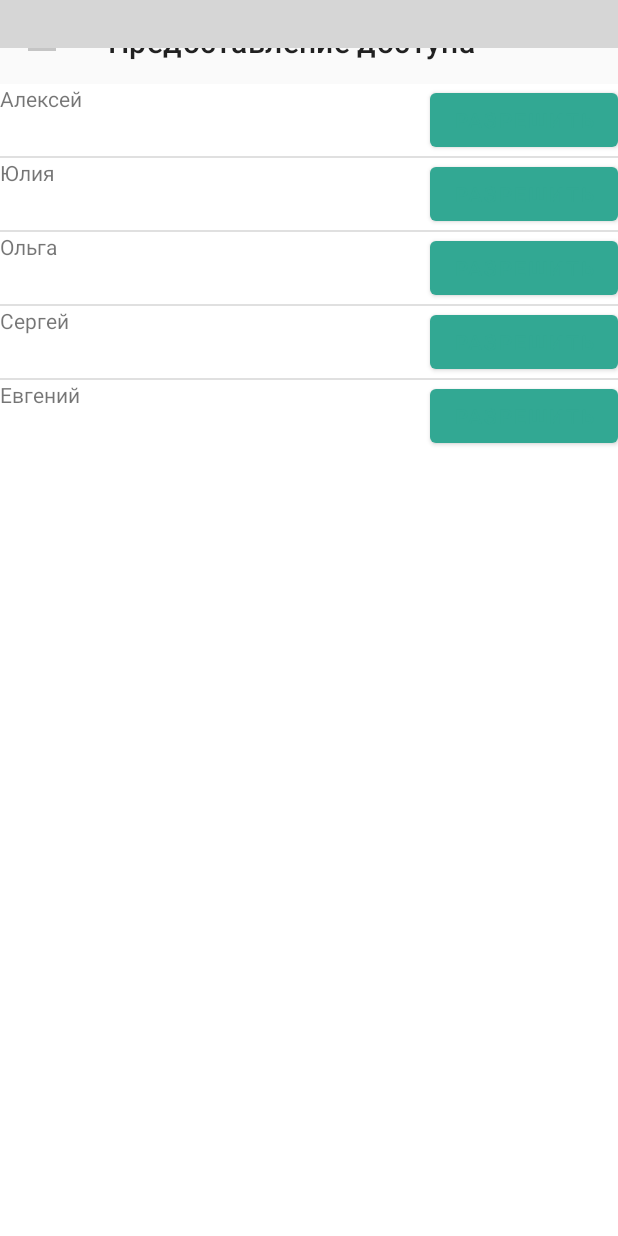
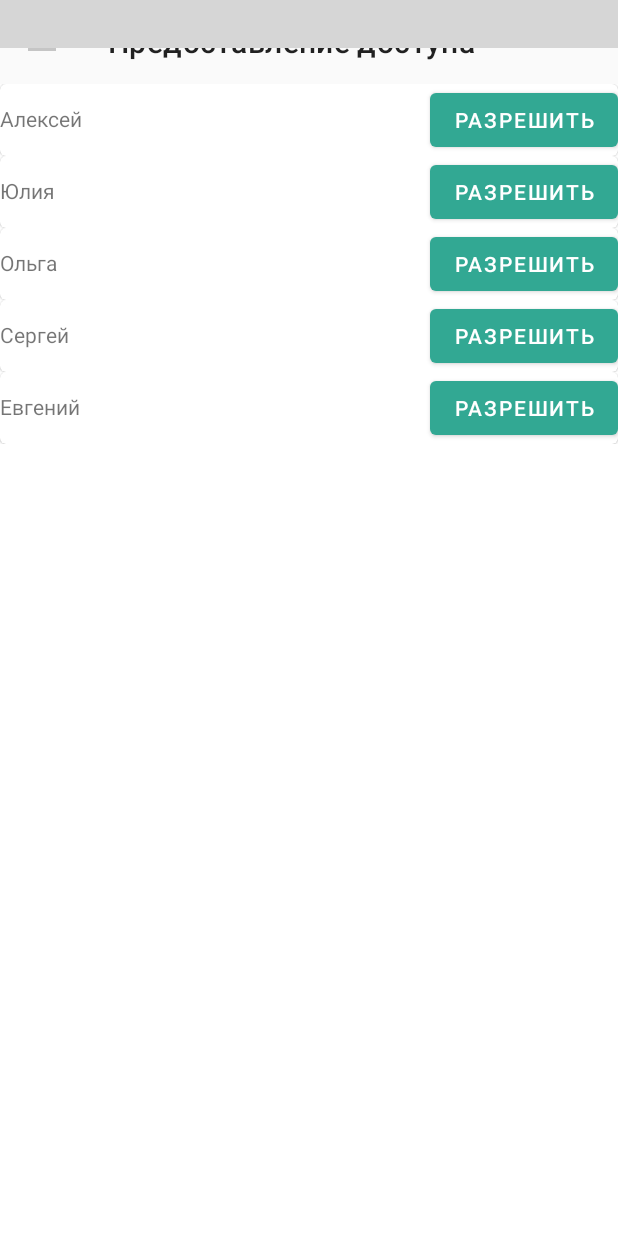
Before and after one commit to Julia5548/CasePlanning, an Android app: the screen it shows after launch once a user with an empty profile is signed in (MainWindowCasePlanning), in the side drawer, after a tap on "Доступ", on a phone screen of 412 x 824 dp. Run offline under Robolectric (Android 15) with nearby library versions, the phone set to English and light mode, and no system bars; our stand-ins replace ButterKnife, Firebase (no records; nobody signed in at launch, a user with empty details on screens opened directly), RxJava; libraries missing offline, so code that uses them is left out: com.androidhuman.rxfirebase2, com.miguelcatalan.materialsearchview, com.shrikanthravi.collapsiblecalendarview; plain views replace MaterialSearchView; 18 statements that could not run were skipped; grey boxes are pictures that could not be loaded.

Commit message:
переход с listview на recyclerview на странице "Группы задач" и "Доступ"

```diff
--- a/CasePlanning/app/src/main/java/com/example/caseplanning/Sidebar/Access.kt
+++ b/CasePlanning/app/src/main/java/com/example/caseplanning/Sidebar/Access.kt
@@ -1,6 +1,5 @@
 package com.example.caseplanning.Sidebar
 
-import android.content.Context
 import android.content.Intent
 import android.os.Bundle
 import android.view.LayoutInflater
@@ -15,24 +14,27 @@ import androidx.appcompat.widget.Toolbar
 import androidx.drawerlayout.widget.DrawerLayout
 import androidx.fragment.app.Fragment
 import androidx.fragment.app.FragmentTransaction
+import androidx.recyclerview.widget.LinearLayoutManager
+import androidx.recyclerview.widget.RecyclerView
 import butterknife.ButterKnife
 import com.example.caseplanning.DataBase.DataBaseTask
 import com.example.caseplanning.MainActivity
 import com.example.caseplanning.R
 import com.example.caseplanning.WindowTask
+import com.example.caseplanning.adapter.AdapterRecyclerViewAccess
 import com.google.android.material.navigation.NavigationView
 import com.google.firebase.auth.FirebaseAuth
 import com.miguelcatalan.materialsearchview.MaterialSearchView
 import io.reactivex.disposables.Disposable
 
-class Access: Fragment(), NavigationView.OnNavigationItemSelectedListener{
+class Access: Fragment(), NavigationView.OnNavigationItemSelectedListener {
 
 
     private lateinit var mAuth: FirebaseAuth
     private lateinit var search: MaterialSearchView
     lateinit var disposable: Disposable
     private val dataBaseTask = DataBaseTask()
-    private lateinit var mDrawerLayout : DrawerLayout
+    private lateinit var mDrawerLayout: DrawerLayout
 
 
     override fun onCreateView(
@@ -78,35 +80,38 @@ class Access: Fragment(), NavigationView.OnNavigationItemSelectedListener{
 
         disposable = dataBaseTask
             .retrieveDataUser()
-            .subscribe( { user ->
+            .subscribe({ user ->
                 nameUser.text = user.name
                 emailUser.text = user.email
             },
-                {
-                        throwable->
+                { throwable ->
                     throwable.printStackTrace()
                 })
 
 
-        listTask(viewFragment)
+        listUsers(viewFragment)
         return viewFragment
     }
 
 
-    private fun listTask(viewFragment: View) {
+    private fun listUsers(viewFragment: View) {
 
-        val listTasks = viewFragment.findViewById<ListView>(R.id.listViewUser)
+        val listUsers = viewFragment.findViewById<RecyclerView>(R.id.listViewUser)
 
-        val stringList = mutableListOf<Model>()
-        stringList.add(Model("Алексей"))
-        stringList.add(Model("Юлия" ))
-        stringList.add(Model("Ольга"))
-        stringList.add(Model("Сергей" ))
-        stringList.add(Model("Евгений" ))
-
-        listTasks.adapter = MyListAdapter(context!!,R.layout.provision_access_button,stringList)
+        val stringList = arrayListOf<String>()
 
 
+
+        stringList.add("Алексей")
+        stringList.add("Юлия")
+        stringList.add("Ольга")
+        stringList.add("Сергей")
+        stringList.add("Евгений")
+
+        val layoutManager = LinearLayoutManager(context)
+        listUsers.layoutManager = layoutManager
+
+        listUsers.adapter = AdapterRecyclerViewAccess(context!!, stringList)
     }
 
     override fun onNavigationItemSelected(menuItem: MenuItem): Boolean {
@@ -122,8 +127,8 @@ class Access: Fragment(), NavigationView.OnNavigationItemSelectedListener{
                 transaction.commit()
             }
 
-            R.id.tasks->{
-                val windowTask : Fragment = WindowTask()
+            R.id.tasks -> {
+                val windowTask: Fragment = WindowTask()
                 val transaction: FragmentTransaction = fragmentManager!!.beginTransaction()
 
                 transaction.replace(R.id.linerLayout, windowTask)
@@ -185,39 +190,4 @@ class Access: Fragment(), NavigationView.OnNavigationItemSelectedListener{
         }
         return true
     }
-
-    class MyListAdapter(var mCtx:Context , var resource:Int,var items:List<Model>)
-        :ArrayAdapter<Model>( mCtx , resource , items ){
-
-            private val layout = resource
-        override fun getView( position: Int, convertView: View?, parent: ViewGroup): View {
-            var mConvertView = convertView
-            var  holder: ViewHolder = ViewHolder()
-            var mViewHolder : ViewHolder? = null
-            if (convertView == null){
-                val inflater = LayoutInflater.from(context)
-                mConvertView = inflater.inflate(layout, parent, false)
-
-                holder.access = mConvertView.findViewById(R.id.btnListView)
-                holder.title = mConvertView.findViewById(R.id.textForList)
-
-                val users : Model = items[position]
-
-                holder.title.text = users.title
-                holder.access.setOnClickListener {
-                  Toast.makeText(context, "Доступ разрешен", Toast.LENGTH_SHORT).show()
-                }
-                mConvertView.tag = holder
-            }else{
-                mViewHolder = mConvertView!!.tag as ViewHolder
-                mViewHolder.access
-
-            }
-            return mConvertView!!
-        }
-    }
-    class ViewHolder{
-        lateinit var access: Button
-        lateinit var title : TextView
-    }
 }
--- /dev/null
+++ b/CasePlanning/app/src/main/java/com/example/caseplanning/adapter/AdapterRecyclerViewAccess.kt
@@ -0,0 +1,39 @@
+package com.example.caseplanning.adapter
+
+import android.content.Context
+import android.view.LayoutInflater
+import android.view.View
+import android.view.ViewGroup
+import android.widget.Button
+import android.widget.TextView
+import android.widget.Toast
+import androidx.recyclerview.widget.RecyclerView
+import com.example.caseplanning.R
+
+class AdapterRecyclerViewAccess(val context : Context, data:ArrayList<String>) : RecyclerView.Adapter<AdapterRecyclerViewAccess.ViewHolder>() {
+
+    val mData: ArrayList<String> = data
+
+    class ViewHolder(itemView: View):RecyclerView.ViewHolder(itemView){
+
+        val dataUser : TextView = itemView.findViewById(R.id.nameItemList)
+        val buttonAccess : Button = itemView.findViewById(R.id.buttonAccess)
+    }
+
+    override fun onCreateViewHolder(parent: ViewGroup, viewType: Int): ViewHolder {
+
+        val view = LayoutInflater.from(context).inflate(R.layout.provision_access_button, parent, false)
+
+        return ViewHolder(view)
+    }
+
+    override fun getItemCount(): Int = mData.size
+
+    override fun onBindViewHolder(holder: ViewHolder, position: Int) {
+        holder.dataUser.text = mData[position]
+        holder.buttonAccess.setOnClickListener{
+            view->
+            Toast.makeText(context, "Доступ разрешен", Toast.LENGTH_LONG).show()
+        }
+    }
+}
--- a/CasePlanning/app/src/main/res/layout/card_list.xml
+++ b/CasePlanning/app/src/main/res/layout/card_list.xml
@@ -7,7 +7,7 @@
 
     <com.google.android.material.card.MaterialCardView
             android:id="@+id/card_view"
-            android:layout_width="fill_parent"
+            android:layout_width="match_parent"
             android:layout_height="100dp"
             android:layout_gravity="center"
             android:layout_margin="5dp"
--- a/CasePlanning/app/src/main/res/layout/folder_tasks.xml
+++ b/CasePlanning/app/src/main/res/layout/folder_tasks.xml
@@ -34,7 +34,7 @@
                 android:layout_height="match_parent"
                 android:layout_below="@+id/toolbarGroup">
 
-            <ListView
+            <androidx.recyclerview.widget.RecyclerView
                     android:id="@+id/listViewFolder"
                     android:layout_width="match_parent"
                     android:layout_height="wrap_content"
--- a/CasePlanning/app/src/main/res/layout/provision_access.xml
+++ b/CasePlanning/app/src/main/res/layout/provision_access.xml
@@ -34,7 +34,7 @@
                 android:layout_height="match_parent"
                 android:layout_below="@+id/toolbar">
 
-            <ListView
+            <androidx.recyclerview.widget.RecyclerView
                     android:id="@+id/listViewUser"
                     android:layout_width="match_parent"
                     android:layout_height="wrap_content"
--- a/CasePlanning/app/src/main/res/layout/provision_access_button.xml
+++ b/CasePlanning/app/src/main/res/layout/provision_access_button.xml
@@ -1,20 +1,41 @@
 <?xml version="1.0" encoding="utf-8"?>
 <RelativeLayout xmlns:android="http://schemas.android.com/apk/res/android"
         xmlns:app="http://schemas.android.com/apk/res-auto"
-        android:orientation="vertical"
         android:layout_width="match_parent"
-        android:layout_height="match_parent">
-    <TextView
-            android:layout_width="wrap_content"
-            android:id = "@+id/textForList"
-            android:layout_alignParentStart="true"
-            android:layout_height="match_parent"/>
-    <Button
-            android:layout_width="wrap_content"
+        android:layout_height="wrap_content"
+        xmlns:card_view="http://schemas.android.com/tools"
+        android:orientation="vertical">
+
+    <com.google.android.material.card.MaterialCardView
+            android:id="@+id/card_view"
+            android:layout_width="match_parent"
             android:layout_height="wrap_content"
-            android:id="@+id/btnListView"
-            android:layout_alignParentEnd="true"
-            android:textColor="@color/colorPrimary"
-            android:background="@null"
-        android:text = "@string/acсess"/>
+            card_view:cardCornerRadius="2dp"
+            card_view:contentPadding="10dp">
+
+        <RelativeLayout
+                android:layout_width="match_parent"
+                android:layout_height="match_parent"
+                android:orientation="horizontal">
+
+
+            <TextView
+                    android:id="@+id/nameItemList"
+                    android:layout_width="wrap_content"
+                    android:layout_height="wrap_content"
+                    android:layout_alignParentStart="true"
+                    android:layout_marginTop="13dp" />
+
+            <Button
+                    android:id="@+id/buttonAccess"
+                    android:layout_width="wrap_content"
+                    android:layout_height="wrap_content"
+                    android:layout_alignParentEnd="true"
+                    android:filterTouchesWhenObscured="true"
+                    android:text = "@string/acсess"/>
+
+        </RelativeLayout>
+
+    </com.google.android.material.card.MaterialCardView>
+
 </RelativeLayout>
```
Also changed, not shown: CasePlanning/app/src/main/java/com/example/caseplanning/Sidebar/GroupTask.kt (+11 -88 lines), CasePlanning/app/src/main/java/com/example/caseplanning/WindowTask.kt (+6 -18 lines), CasePlanning/app/src/main/java/com/example/caseplanning/adapter/AdapterRecyclerViewFolder.kt (added, +35 -0 lines), CasePlanning/app/src/main/java/com/example/caseplanning/adapter/AdapterSection.kt (renamed from CasePlanning/app/src/main/java/com/example/caseplanning/adapter/Adapter.kt, +2 -14 lines).
